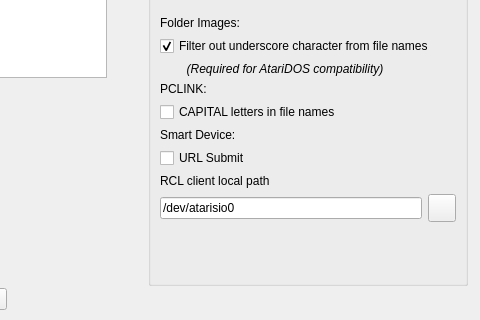
Above: optionsdialog.ui from pjones1063/AspeQt-2k24 before the change; both pictures show x 158 to 638 and y 123 to 443 of the 638 by 443 pixel window. Below: the same form after it.
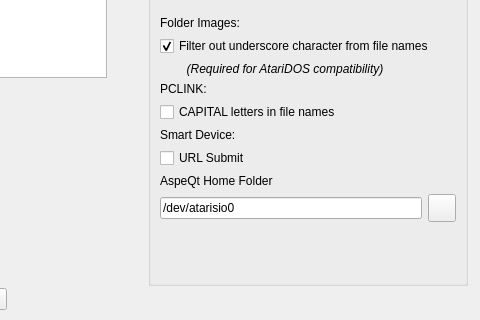
That is the form after the change.

What changed in the file:
```diff
--- a/optionsdialog.ui
+++ b/optionsdialog.ui
@@ -615,7 +615,7 @@
            </sizepolicy>
           </property>
           <property name="text">
-           <string>RCL client local path</string>
+           <string>AspeQt Home Folder</string>
           </property>
          </widget>
         </item>
```
